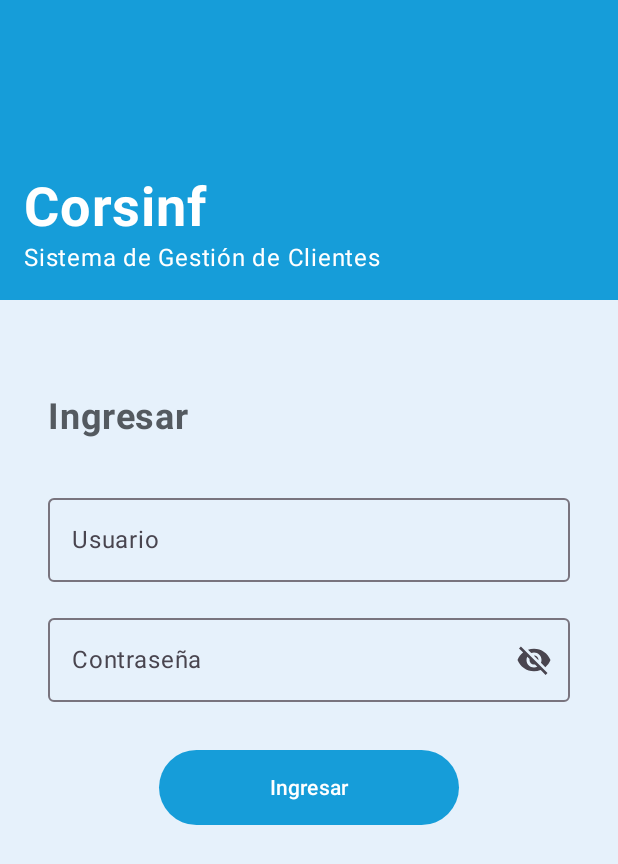
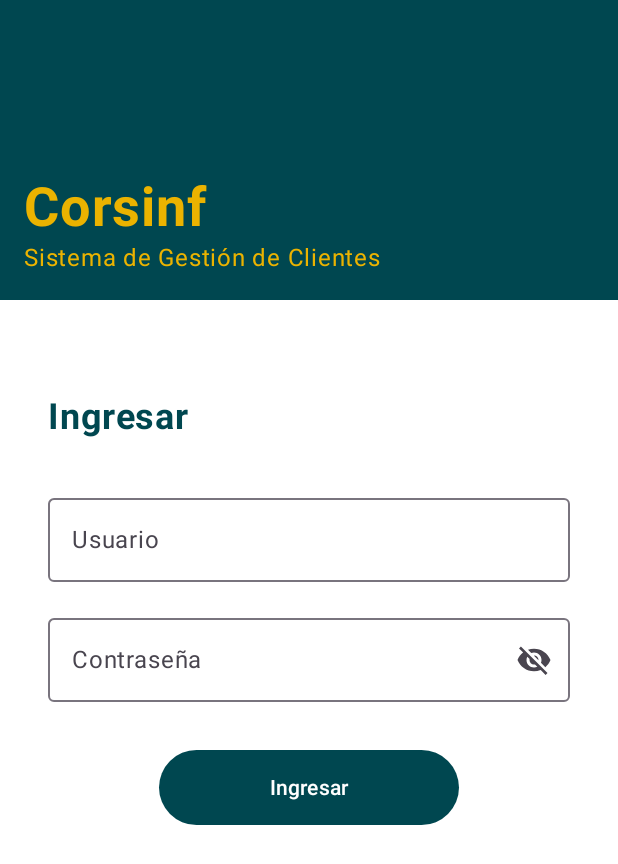
Before and after one commit to PpMrqz/app-movil-andina, an Android app built with Jetpack Compose: the screen it shows after launch (MainActivity), on a phone screen of 412 x 824 dp. Shown: the top 864 px of the screen. Run offline under Robolectric (Android 15) with nearby library versions, the phone set to English and light mode, and no system bars; 1 statement that could not run was skipped.

Commit message:
Cambio a colores institucionales

```diff
--- a/app/src/main/java/com/corsinf/app_movil_andina/ui/Color.kt
+++ b/app/src/main/java/com/corsinf/app_movil_andina/ui/Color.kt
@@ -14,28 +14,18 @@ val Pink40 = Color(0xFF7D5260)
 // COLORES CORSINF
 
 // Colores institucionales
-val AzulVivo = Color(0xFF169DD9)
-val Negro = Color(0xFF010101)
+val VerdeUASB = Color(0xFF004750)
+val AmarilloUASB = Color(0xFFEBB300)
 
 // Colores secundarions
-val AzulPastel = Color(0xFFB3D9FF)
-val GrisClaro = Color(0xFFE5E5E5)
-val Blanco = Color(0xFFFFFFFF)
-
-val AzulPetroleo = Color(0xFF076E92)
-val GrisOscuro = Color(0xFF333333)
-val Beige = Color(0xFFF5F5DC)
-
-val AzulAcero = Color(0xFF10668D)
-val GrisPizarra = Color(0xFF545A60)
-val AzulMedianoche = Color(0xFF263783)
-
-// Colores complementarios (No estan incluidos: Naranja, VerdeLima)
-val Coral = Color(0xFFEF7768)
-val AmarilloMaiz = Color(0xFFFDCC68)
-val NaranjaOcre = Color(0xFFDD9E4C)
-val VerdeAbeto = Color(0xFF3A745A)
+val VerdeMedioUASB = Color(0xFF006e63)
+val VerdeClaroUASB = Color(0xFF009490)
+val NegroUASB = Color(0xFF212721)
 
 
 // Tonalidades
-val AzulVivoTono0 = Color(0xFFE6F1FB)
+val VerdeUASBTono0 = Color(0xFFC8D6D9)
+
+
+// Otros
+val Blanco = Color(0xFFFFFFFF)
--- a/app/src/main/java/com/corsinf/app_movil_andina/ui/Theme.kt
+++ b/app/src/main/java/com/corsinf/app_movil_andina/ui/Theme.kt
@@ -12,9 +12,9 @@ import androidx.compose.ui.graphics.Color
 import androidx.compose.ui.platform.LocalContext
 
 private val DarkColorScheme = darkColorScheme(
-    primary = AzulVivo,
-    secondary = AzulPastel,
-    tertiary = AzulPetroleo
+    primary = VerdeUASB,
+    secondary = AmarilloUASB,
+    tertiary = VerdeClaroUASB
 
     //primary = Purple80,
     //secondary = PurpleGrey80,
@@ -23,15 +23,15 @@ private val DarkColorScheme = darkColorScheme(
 
 private val LightColorScheme = lightColorScheme(
 
-    primary = AzulVivo,
+    primary = VerdeUASB,
     onPrimary = Blanco,
-    secondary = GrisOscuro,
-    tertiary = AzulPetroleo,
-    background = AzulVivoTono0,
-    onBackground = GrisPizarra,
-    surface = AzulVivo,
-    onSurface = Blanco,
-    primaryContainer = AzulPastel,
+    secondary = NegroUASB,
+    tertiary = VerdeMedioUASB,
+    background = Blanco,
+    onBackground = VerdeUASB,
+    surface = VerdeUASB,
+    onSurface = AmarilloUASB,
+    primaryContainer = VerdeClaroUASB,
     secondaryContainer = Blanco,
 
 
--- a/app/src/main/java/com/corsinf/app_movil_andina/ui/screens/ListaUsuarios.kt
+++ b/app/src/main/java/com/corsinf/app_movil_andina/ui/screens/ListaUsuarios.kt
@@ -62,11 +62,6 @@ import com.corsinf.app_movil_andina.ui.navigation.Screen
 import com.corsinf.app_movil_andina.viewmodels.UsuariosViewModel.UIEventListMsg
 import coil.compose.AsyncImage
 import com.corsinf.app_movil_andina.R
-import com.corsinf.app_movil_andina.ui.theme.AzulVivo
-import com.corsinf.app_movil_andina.ui.theme.Blanco
-import com.corsinf.app_movil_andina.ui.theme.GrisClaro
-import com.corsinf.app_movil_andina.ui.theme.GrisOscuro
-import com.corsinf.app_movil_andina.ui.theme.Negro
 
 @OptIn(ExperimentalMaterial3Api::class)
 @Composable
@@ -279,12 +274,12 @@ fun ListaUsuariosScreen(navController: NavController, viewModel: UsuariosViewMod
                                         Text(
                                             text = "${usuario.nombres} ${usuario.apellidos}",
                                             style = MaterialTheme.typography.titleMedium,
-                                            color = AzulVivo
+                                            color = MaterialTheme.colorScheme.primary
                                         )
                                         Text(
                                             text = usuario.email,
                                             style = MaterialTheme.typography.bodyMedium,
-                                            color = GrisOscuro
+                                            color = MaterialTheme.colorScheme.secondary
                                         )
                                     }
                                 }
--- a/app/src/main/java/com/corsinf/app_movil_andina/ui/screens/Login.kt
+++ b/app/src/main/java/com/corsinf/app_movil_andina/ui/screens/Login.kt
@@ -54,7 +54,7 @@ fun LoginScreen(navController: NavController) {
             modifier = Modifier
                 .fillMaxWidth()
                 .heightIn(min = 200.dp, max = 300.dp)
-                .background(MaterialTheme.colorScheme.primary)
+                .background(MaterialTheme.colorScheme.surface)
         ) {
             Column(
                 modifier = Modifier
@@ -63,13 +63,13 @@ fun LoginScreen(navController: NavController) {
             ) {
                 Text(
                     text = "Corsinf",
-                    color = MaterialTheme.colorScheme.onPrimary,
+                    color = MaterialTheme.colorScheme.onSurface,
                     fontSize = 36.sp,
                     fontWeight = FontWeight.Bold
                 )
                 Text(
                     text = "Sistema de Gestión de Clientes",
-                    color = MaterialTheme.colorScheme.onPrimary,
+                    color = MaterialTheme.colorScheme.onSurface,
                     fontSize = 16.sp
                 )
             }
```
